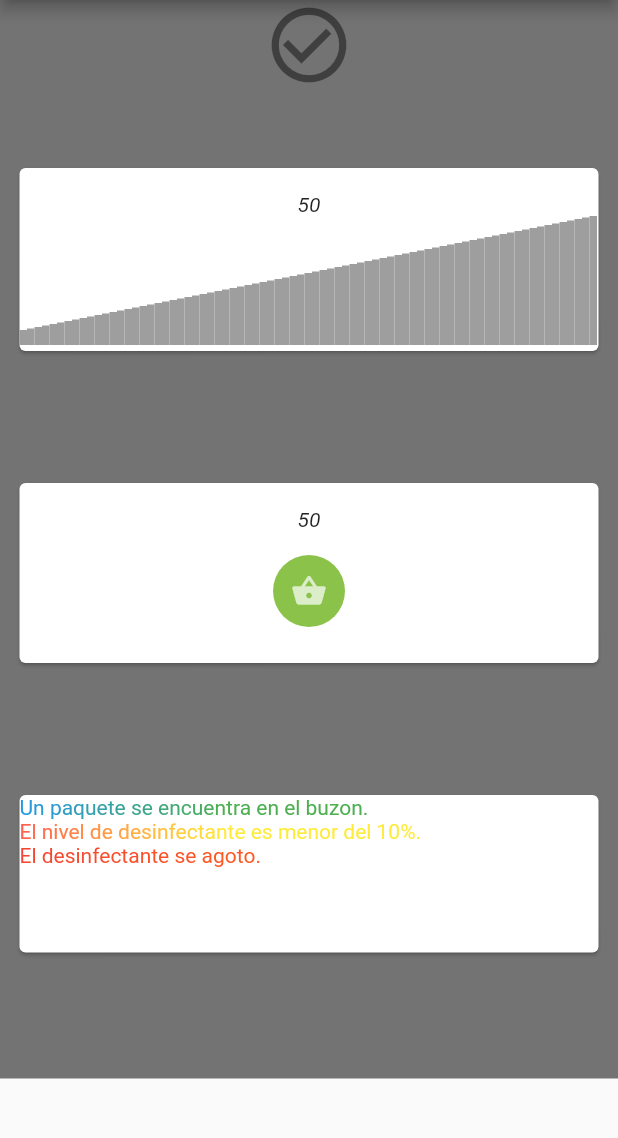
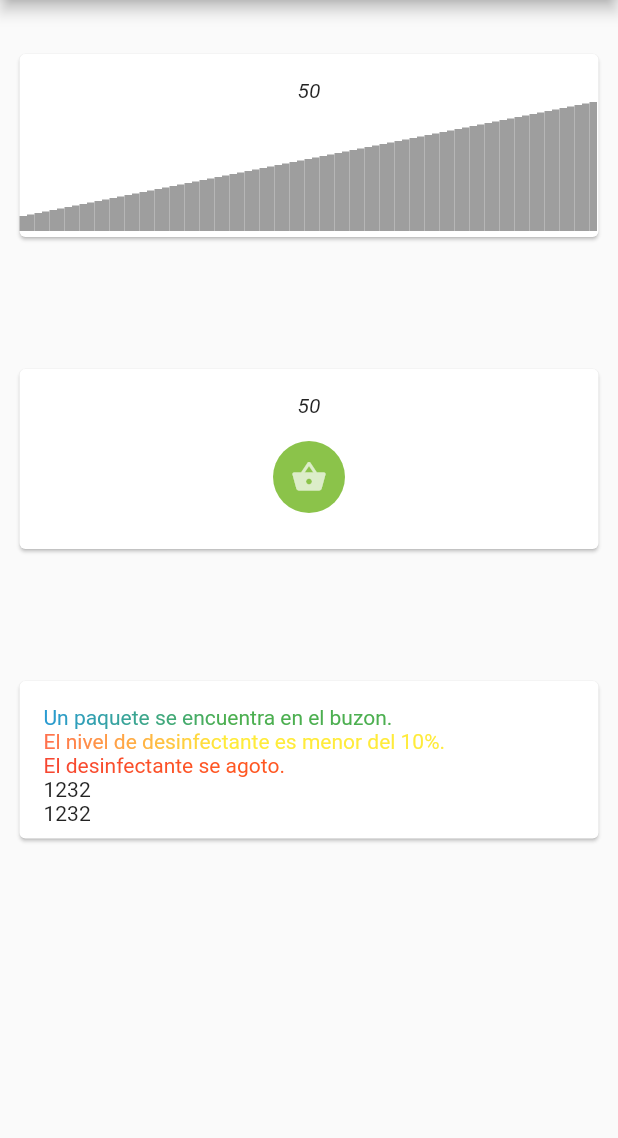
Before and after one commit to cabreration/ACE2_2S20_G14, a Flutter app: the screen it shows after launch, on a phone screen of 412 x 824 dp, the part 84-1222 px from its top. Run offline on Flutter 3.47's test engine with Material 2 defaults, Android fonts, the phone set to English and light mode, and no system bars; our stand-ins replace firebase_messaging; accounts and stored records are empty; project files that could hold a hidden picture were left out.

Commit message:
Ya se actualizan los Text
falta aplicar a las notificaciones.

```diff
--- a/mobile app/automail/lib/main.dart
+++ b/mobile app/automail/lib/main.dart
@@ -92,12 +92,12 @@ class MyApp extends StatelessWidget {
     );
   }
 }
+var noti1 = new Text("1234");
 
 class Body extends StatefulWidget {
+
   @override
   State<StatefulWidget> createState() {
-    final notifications = new NotificationProvider();
-    notifications.initNotificacions();
     return PageBody();
     //throw UnimplementedError();
   }
@@ -105,10 +105,178 @@ class Body extends StatefulWidget {
 
 class PageBody extends State<Body> {
   double width;
+  final String pesoObjeto = "";
+  final String porcentajeDesinfectante = "";
+  String msj = "1232";
+
+  Widget _buildSuggestions() {
+    return Text(msj);
+  }
+
   @override
   Widget build(BuildContext context) {
+    final notifications = new NotificationProvider();
+    notifications.initNotificacions();
+    notifications.mensajes.listen((argumento) {
+      print("contenido del mensaje");
+      print(argumento);
+      noti1 = new Text(argumento);
+      msj = argumento;
+      setState(() {
+
+      });
+
+    });
     width = MediaQuery.of(context).size.width;
     mySlider.WaveSlider().generateBar(width - 25);
+    return Container(
+      child: Column(
+        children: [
+          Text(""),
+          Text(""),
+          Center(
+            child: Card(
+              child: InkWell(
+                splashColor: Colors.blue.withAlpha(30),
+                onTap: () {
+                  print('Card tapped.');
+                },
+                child: Container(
+                  width: width - 26,
+                  height: 122,
+                  child: Column(
+                    children: [
+                      Text(""),
+                      Text(
+                        "50",
+                        style: TextStyle(fontStyle: FontStyle.italic),
+                      ),
+                      mySlider.WaveSlider(),
+                    ],
+                  ),
+                ),
+              ),
+            ),
+          ),
+          Text(""),
+          Text(""),
+          Text(""),
+          Text(""),
+          Text(""),
+          Center(
+            child: Card(
+              child: InkWell(
+                splashColor: Colors.blue.withAlpha(30),
+                onTap: () {
+                  print('Card tapped.');
+                },
+                child: Container(
+                  width: width - 26,
+                  height: 120,
+                  child: Column(
+                    children: [
+                      Text(""),
+                      Text(
+                        "50",
+                        style: TextStyle(fontStyle: FontStyle.italic),
+                      ),
+                      Text(""),
+                      Ink(
+                        decoration: const ShapeDecoration(
+                          color: Colors.lightGreen,
+                          shape: CircleBorder(),
+                        ),
+                        child: IconButton(
+                          icon: Icon(Icons.shopping_basket),
+                          color: Colors.white70,
+                          onPressed: () {},
+                        ),
+                      ),
+                    ],
+                  ),
+                ),
+              ),
+            ),
+          ),
+          Text(""),
+          Text(""),
+          Text(""),
+          Text(""),
+          Text(""),
+          Center(
+            child: Card(
+              child: InkWell(
+                splashColor: Colors.blue.withAlpha(30),
+                onTap: () {
+                  msj = "";
+                  setState(() {
+                  });
+                },
+                child: Container(
+                  width: width - 26,
+                  height: 105,
+                  padding: EdgeInsets.all(16.0),
+                  child: Column(
+                    children: [
+                      Text(
+                        'Un paquete se encuentra en el buzon.',
+                        style: TextStyle(
+                            fontSize: 14,
+                            foreground: Paint()
+                              ..shader = ui.Gradient.linear(
+                                const Offset(0, 20),
+                                const Offset(150, 20),
+                                <Color>[
+                                  Colors.blue,
+                                  Colors.green,
+                                ],
+                              )),
+                      ),
+                      Text(
+                        'El nivel de desinfectante es menor del 10%.',
+                        style: TextStyle(
+                            fontSize: 14,
+                            foreground: Paint()
+                              ..shader = ui.Gradient.linear(
+                                const Offset(0, 20),
+                                const Offset(150, 20),
+                                <Color>[
+                                  Colors.redAccent,
+                                  Colors.yellow,
+                                ],
+                              )),
+                      ),
+                      Text(
+                        'El desinfectante se agoto.',
+                        style: TextStyle(
+                            fontSize: 14,
+                            foreground: Paint()
+                              ..shader = ui.Gradient.linear(
+                                const Offset(0, 20),
+                                const Offset(150, 20),
+                                <Color>[
+                                  Colors.red,
+                                  Colors.deepOrange,
+                                ],
+                              )),
+                      ),
+                      _buildSuggestions(),
+                      Text(msj),
+                    ],
+                    crossAxisAlignment: CrossAxisAlignment.start,
+                  ),
+                ),
+              ),
+            ),
+          ),
+          Text(""),
+          Text(""),
+          Text(""),
+          Text(""),
+          Text(""),
+        ],
+      ),
+    );
     peticiones().then((value) => print(value.toString()));
     //throw UnimplementedError();
     return Container(
@@ -146,7 +314,6 @@ class PageBody extends State<Body> {
                 child: CircularProgressIndicator(),
                 width: 60,
                 height: 60,
-
               ),
               const Padding(
                 padding: EdgeInsets.only(top: 16),
@@ -256,6 +423,7 @@ class PageBody extends State<Body> {
                 child: Container(
                   width: width - 26,
                   height: 105,
+                  padding: EdgeInsets.all(16.0),
                   child: Column(
                     children: [
                       Text(
@@ -270,8 +438,7 @@ class PageBody extends State<Body> {
                                   Colors.blue,
                                   Colors.green,
                                 ],
-                              )
-                        ),
+                              )),
                       ),
                       Text(
                         'El nivel de desinfectante es menor del 10%.',
@@ -285,8 +452,7 @@ class PageBody extends State<Body> {
                                   Colors.redAccent,
                                   Colors.yellow,
                                 ],
-                              )
-                        ),
+                              )),
                       ),
                       Text(
                         'El desinfectante se agoto.',
@@ -300,9 +466,9 @@ class PageBody extends State<Body> {
                                   Colors.red,
                                   Colors.deepOrange,
                                 ],
-                              )
-                        ),
+                              )),
                       ),
+                      _buildSuggestions(),
                     ],
                     crossAxisAlignment: CrossAxisAlignment.start,
                   ),
```
